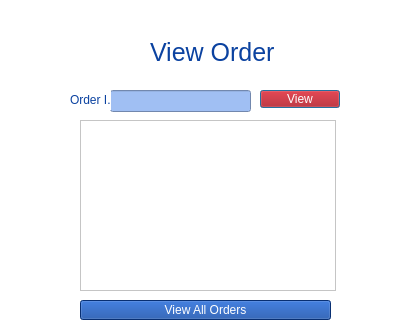
First picture: the form in Bhitti/trackorder.ui, repository BigyaDhungana/Bhitti_v2, before the edit.
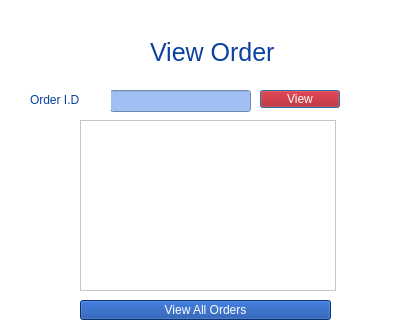
Second picture: the form after the edit. Icons and pictures are not drawn.

What changed in the file:
```diff
--- a/Bhitti/trackorder.ui
+++ b/Bhitti/trackorder.ui
@@ -98,9 +98,9 @@
   <widget class="QLabel" name="label_2">
    <property name="geometry">
     <rect>
-     <x>70</x>
+     <x>30</x>
      <y>90</y>
-     <width>41</width>
+     <width>81</width>
      <height>20</height>
     </rect>
    </property>
```
